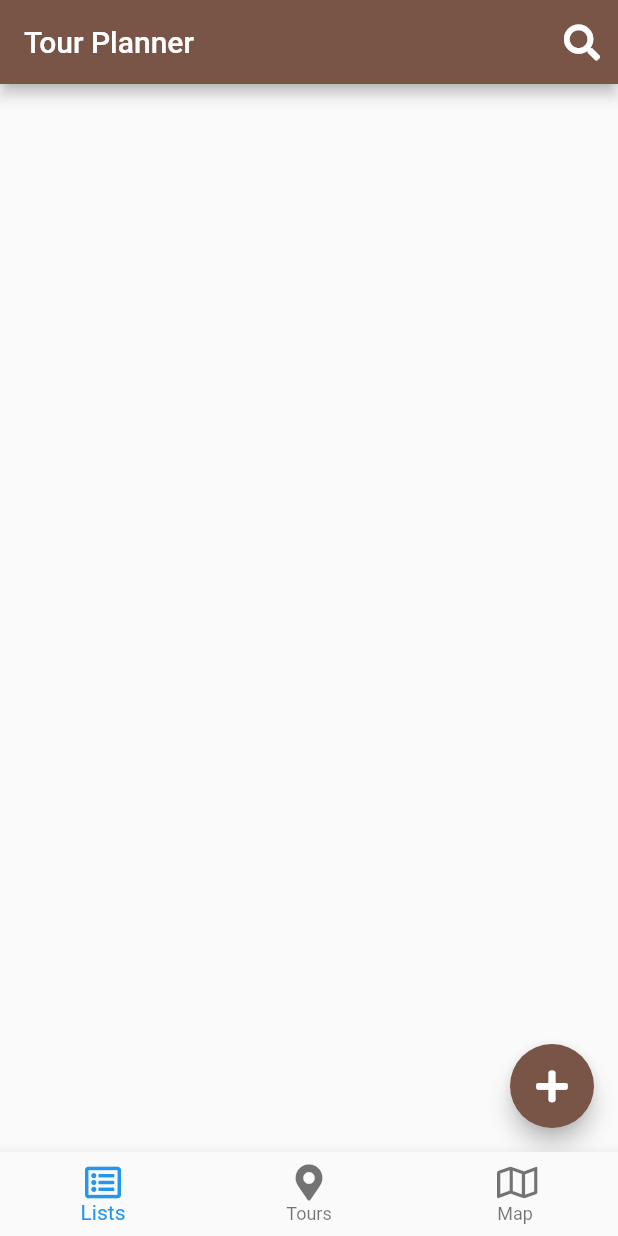
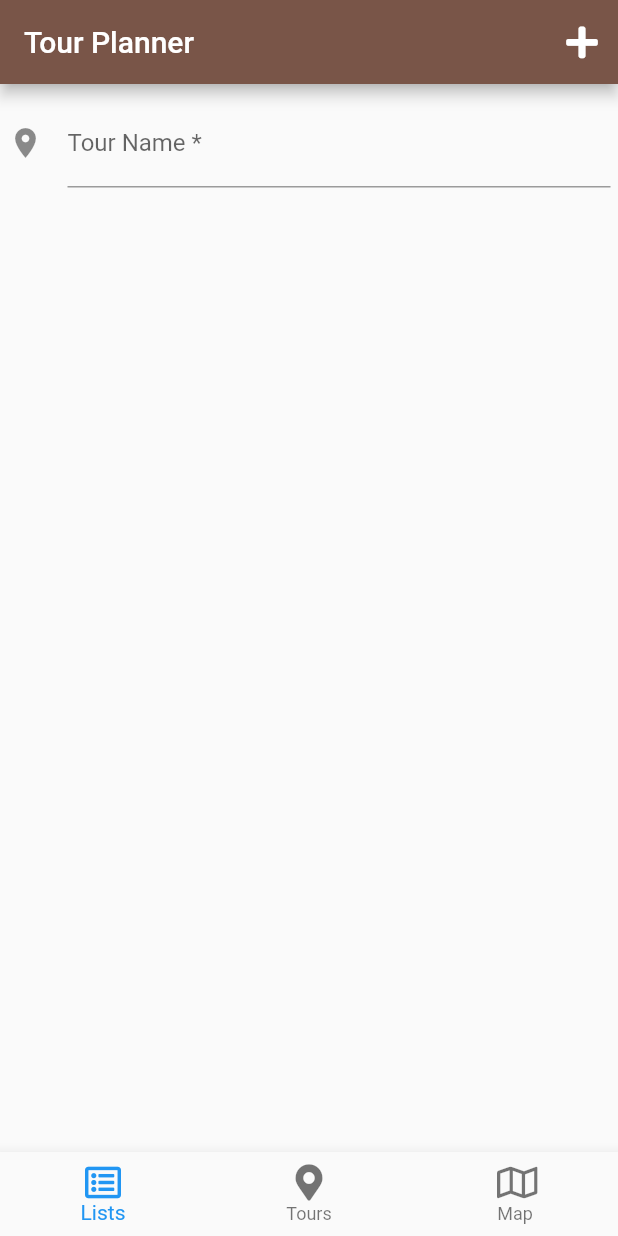
Before and after one commit to hitesh-sultaniya/List-view-and-Form-Example, a Flutter app: the screen it shows after launch, on a phone screen of 412 x 824 dp. Run offline on Flutter 3.47's test engine with Material 2 defaults, Android fonts, the phone set to English and light mode, and no system bars; our stand-ins replace font_awesome_flutter.

Commit message:
Add Tour Name

```diff
--- a/lib/ListScreen.dart
+++ b/lib/ListScreen.dart
@@ -10,6 +10,15 @@ class ListScreen extends StatefulWidget {
 
 class _ListScreenState extends State<ListScreen> {
 
+  TextFormField _tourName = new TextFormField(
+              decoration: const InputDecoration(
+                  border: UnderlineInputBorder(),
+                  filled: false,
+                  icon: Icon(Icons.location_on),
+                  labelText: 'Tour Name *',
+                ),
+            );
+
   @override
   Widget build(BuildContext context) {
     return new Scaffold(
@@ -17,21 +26,37 @@ class _ListScreenState extends State<ListScreen> {
         title: new Text('Tour Planner'),
         actions: <Widget>[
           IconButton(
-            icon: new Icon(FontAwesomeIcons.search),
-            onPressed: (){},
+            icon: new Icon(FontAwesomeIcons.plus),
+            onPressed: (){
+              TourNavigator.goToLocationForm(context);
+            },
           ),
         ],
       ),
-      body: new Center(
-          child: new Scaffold(
-            floatingActionButton: new FloatingActionButton(
-              child: new Icon(FontAwesomeIcons.plus),
-              onPressed: (){
-                TourNavigator.goToLocationForm(context);
-              },
+      body: new SafeArea(
+        top: false,
+        bottom: false,
+        child: new Form(
+          autovalidate: false,
+          child: new SingleChildScrollView(
+            padding: const EdgeInsets.symmetric(horizontal: 5.0),
+            child: new Column(
+              crossAxisAlignment: CrossAxisAlignment.stretch,
+              children: <Widget>[
+                const SizedBox(height: 10.0),
+                new TextFormField(
+                  decoration: const InputDecoration(
+                    border: UnderlineInputBorder(),
+                    filled: false,
+                    icon: Icon(Icons.location_on),
+                    labelText: 'Tour Name *',
+                  ),
+                ),
+              ],
             ),
           ),
-    ),
+        ),
+       ),
     );
   }
 }
```
Also changed, not shown: lib/NewLocationForm.dart (+17 -11 lines).
